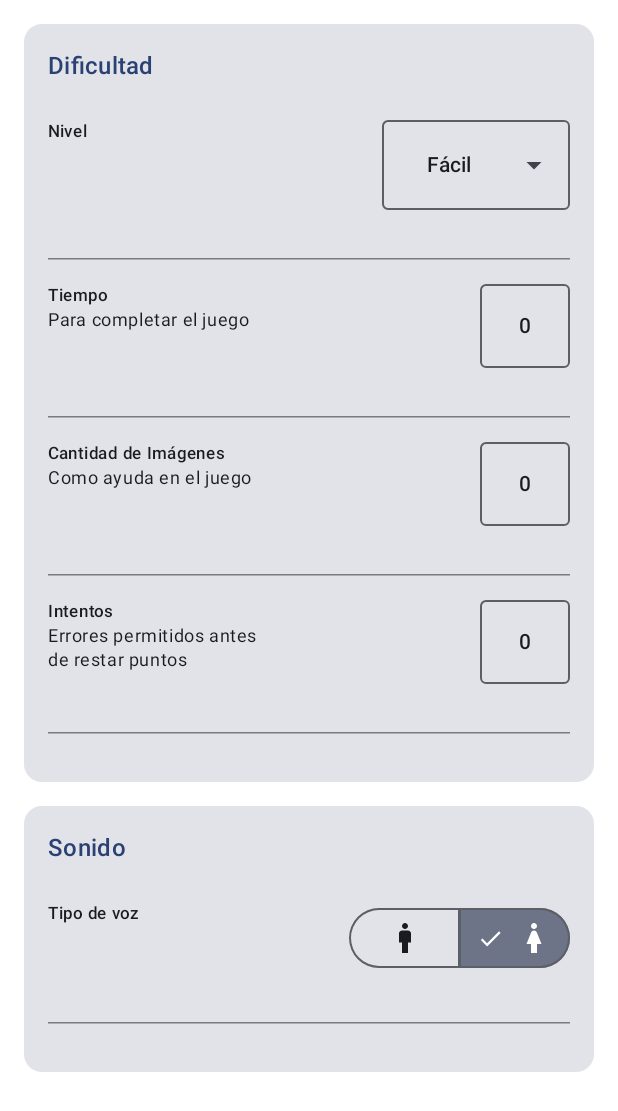
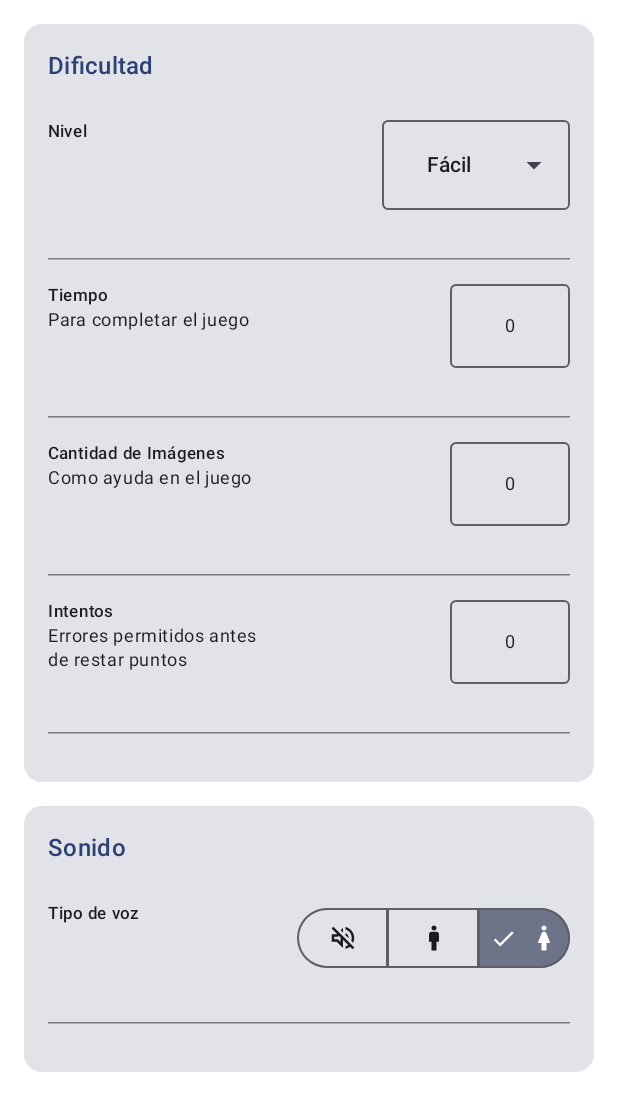
Before and after one commit to lautigc/juego-limpieza-caballo-CEDICA, an Android app built with Jetpack Compose: the @Preview function UserSettingScreenPreview, on a phone screen of 412 x 824 dp. Shown: the top 1111 px of the screen. Run offline under Robolectric (Android 15) with nearby library versions, the phone set to English and light mode, and no system bars.

Commit message:
Fix: Se corrige error en el error text de NumberField. Con fillMaxWidth la alinceacion se mantiene. Refactor: Se simplifica la API de dropdown menu proporcionando un nuevo composable que maneja el estado. Add: Se agrega la opción NONE/deshabilitado para la elección de voz en configuración y se integra a la IU

```diff
--- a/app/src/main/java/com/cedica/cedica/data/configuration/ConfigurationModel.kt
+++ b/app/src/main/java/com/cedica/cedica/data/configuration/ConfigurationModel.kt
@@ -2,7 +2,8 @@ package com.cedica.cedica.data.configuration
 
 enum class VoiceType {
     MALE,
-    FEMALE
+    FEMALE,
+    NONE
 }
 
 enum class DifficultyLevel(private val stringRepresentation: String) {
--- a/app/src/main/java/com/cedica/cedica/ui/profile/configuration/UserSettingScreen.kt
+++ b/app/src/main/java/com/cedica/cedica/ui/profile/configuration/UserSettingScreen.kt
@@ -3,11 +3,14 @@ package com.cedica.cedica.ui.profile.configuration
 import androidx.compose.foundation.layout.Arrangement
 import androidx.compose.foundation.layout.Column
 import androidx.compose.foundation.layout.fillMaxSize
+import androidx.compose.foundation.layout.fillMaxWidth
 import androidx.compose.foundation.layout.padding
+import androidx.compose.foundation.layout.size
 import androidx.compose.foundation.layout.width
 import androidx.compose.foundation.lazy.LazyColumn
 import androidx.compose.foundation.text.KeyboardOptions
 import androidx.compose.material.icons.Icons
+import androidx.compose.material.icons.automirrored.outlined.VolumeOff
 import androidx.compose.material.icons.outlined.Man
 import androidx.compose.material.icons.outlined.Woman
 import androidx.compose.material3.ExperimentalMaterial3Api
@@ -43,6 +46,7 @@ import com.cedica.cedica.data.configuration.VoiceType
 import com.cedica.cedica.ui.AppViewModelProvider
 import com.cedica.cedica.ui.theme.CedicaTheme
 import com.cedica.cedica.ui.utils.composables.SelectableDropdownMenu
+import com.cedica.cedica.ui.utils.composables.StatefulSelectableDropdownMenu
 
 /**
  * Pantalla de configuración de usuario.
@@ -171,6 +175,7 @@ private fun DifficultySettingSection(
                         time.onChange(time.toInput(value, String::toInt, 0))
                         onChangeConfiguration()
                     },
+                    horizontalAligment = Alignment.End,
                     hasError = time.hasError,
                     supportText = time.errorText
                 )
@@ -187,6 +192,7 @@ private fun DifficultySettingSection(
                         imageCount.onChange(imageCount.toInput(value, String::toInt, 0))
                         onChangeConfiguration()
                     },
+                    horizontalAligment = Alignment.End,
                     hasError = imageCount.hasError,
                     supportText = imageCount.errorText,
                 )
@@ -230,19 +236,11 @@ fun LevelSelector(
     level: InputField<DifficultyLevel>,
     onChangeConfiguration: () -> Unit
 ) {
-    var expanded by remember { mutableStateOf(false) }
     val optionsDropdown = DifficultyLevel.entries.toList()
 
-    SelectableDropdownMenu(
+    StatefulSelectableDropdownMenu(
         options = optionsDropdown,
-        expanded = expanded,
         selectedOption = level.input,
-        onExpandedChange = {
-            expanded = !expanded
-        },
-        onCollapse = {
-            expanded = false
-        },
         onSelectedText = {
             level.onChange(DifficultyLevel.toDifficultyLevel(it))
             onChangeConfiguration()
@@ -260,10 +258,11 @@ fun LevelSelector(
 fun VoiceSelector(
     voice: InputField<VoiceType>,
     onChangeConfiguration: () -> Unit = {},
-    modifier: Modifier = Modifier) {
-
+    modifier: Modifier = Modifier
+) {
     var selectedIndex by rememberSaveable { mutableIntStateOf(0) }
     val options = listOf(
+        Triple("Deshabilitado", Icons.AutoMirrored.Outlined.VolumeOff, VoiceType.NONE),
         Triple(stringResource(R.string.man_voice_option_title), Icons.Outlined.Man, VoiceType.MALE),
         Triple(stringResource(R.string.woman_voice_option_title), Icons.Outlined.Woman, VoiceType.FEMALE),
     )
@@ -271,7 +270,7 @@ fun VoiceSelector(
     selectedIndex = options.indexOfFirst { it.third == voice.input }
 
     SingleChoiceSegmentedButtonRow(modifier = modifier) {
-        options.forEachIndexed { index, pair ->
+        options.forEachIndexed { index, triple ->
             SegmentedButton(
                 shape = SegmentedButtonDefaults.itemShape(
                     index = index,
@@ -283,16 +282,23 @@ fun VoiceSelector(
                     onChangeConfiguration()
                 },
                 selected = index == selectedIndex,
-                label =
-                {
-                    Column {
-                        Icon(imageVector = pair.second, contentDescription = null)
+                label = {
+                    Column(
+                        horizontalAlignment = Alignment.CenterHorizontally
+                    ) {
+                        Icon(
+                            imageVector = triple.second,
+                            contentDescription = null,
+                            modifier = Modifier.size(20.dp) // Ajusta el tamaño del icono si es necesario
+                        )
                     }
-                }
+                },
+                modifier = Modifier.weight(1f)
             )
         }
     }
 }
+
 
 @Preview(showBackground = true)
 @Composable
@@ -303,7 +309,7 @@ fun UserSettingScreenPreview() {
             level = InputField(DifficultyLevel.EASY),
             time = NumberField(rangeStart = 0, rangeEnd = Int.MAX_VALUE, initialValue = 0),
             imageCount = NumberField(rangeStart = 0, rangeEnd = 5, initialValue = 0),
-            tryCount = NumberField(rangeStart = 0, rangeEnd = Int.MAX_VALUE, initialValue = 0),
+            tryCount = NumberField(rangeStart = 0, rangeEnd = 10, initialValue = 0),
             voice = InputField(VoiceType.FEMALE)
         ),
         onSave = {},
@@ -325,31 +331,33 @@ fun NumberInput(
     onValueChange: (String) -> Unit,
     supportText: String = "",
     hasError: Boolean = false,
+    horizontalAligment: Alignment.Horizontal = Alignment.End,
     modifier: Modifier = Modifier,
 ) {
     Column(
-        modifier = modifier,
-        horizontalAlignment = Alignment.CenterHorizontally,
+        modifier = modifier.fillMaxWidth(),
+        horizontalAlignment = horizontalAligment,
     ) {
         OutlinedTextField(
             value = selectedValue,
             onValueChange = onValueChange,
             keyboardOptions = KeyboardOptions(keyboardType = KeyboardType.Number),
-            modifier = Modifier.width(60.dp),
+            modifier = Modifier.width(80.dp),
             isError = hasError,
-            textStyle = MaterialTheme.typography.labelLarge.copy(textAlign = TextAlign.Center),
+            //supportingText = { if (hasError) Text(text = supportText) },
+            textStyle = MaterialTheme.typography.bodySmall.copy(textAlign = TextAlign.Center),
             singleLine = true,
         )
-
         if (hasError) {
             Text(
                 text = supportText,
-                maxLines = 2,
+                color = MaterialTheme.colorScheme.error,
                 style = MaterialTheme.typography.labelSmall,
-                color = MaterialTheme.colorScheme.error,
+                textAlign = TextAlign.Center
             )
         }
     }
+
 }
 
 @Preview(showBackground = true)
--- a/app/src/main/java/com/cedica/cedica/ui/utils/composables/SelectableDropdownMenu.kt
+++ b/app/src/main/java/com/cedica/cedica/ui/utils/composables/SelectableDropdownMenu.kt
@@ -1,6 +1,7 @@
 package com.cedica.cedica.ui.utils.composables
 
 import androidx.compose.foundation.layout.Column
+import androidx.compose.foundation.layout.fillMaxSize
 import androidx.compose.foundation.layout.height
 import androidx.compose.foundation.layout.width
 import androidx.compose.material3.DropdownMenuItem
@@ -11,9 +12,15 @@ import androidx.compose.material3.MaterialTheme
 import androidx.compose.material3.OutlinedTextField
 import androidx.compose.material3.Text
 import androidx.compose.runtime.Composable
+import androidx.compose.runtime.getValue
+import androidx.compose.runtime.mutableStateOf
+import androidx.compose.runtime.saveable.rememberSaveable
+import androidx.compose.runtime.setValue
 import androidx.compose.ui.Modifier
 import androidx.compose.ui.text.style.TextAlign
+import androidx.compose.ui.tooling.preview.Preview
 import androidx.compose.ui.unit.dp
+import com.cedica.cedica.ui.theme.CedicaTheme
 
 /**
  * Dropdown option selector.
@@ -39,6 +46,7 @@ fun <T> SelectableDropdownMenu(
     onSelectedText: (selected: String) -> Unit,
     modifier: Modifier = Modifier
 ) {
+
     Column(
         modifier = modifier
     ) {
@@ -77,3 +85,50 @@ fun <T> SelectableDropdownMenu(
         }
     }
 }
+
+/**
+ * This dropdown menu manages the state of the menu and the selected option.
+ *
+ * @param T type of the options
+ * @param options list of selectable options
+ * @param selectedOption selected option
+ * @param onSelectedText function executed when a new option is selected
+ * @param modifier menu modifier
+ */
+@OptIn(ExperimentalMaterial3Api::class)
+@Composable
+fun <T> StatefulSelectableDropdownMenu(
+    options: List<T> = emptyList(),
+    selectedOption: T,
+    onSelectedText: (selected: String) -> Unit,
+    modifier: Modifier = Modifier
+) {
+    var expanded by rememberSaveable { mutableStateOf(false) }
+
+    SelectableDropdownMenu(
+        options = options,
+        expanded = expanded,
+        selectedOption = selectedOption,
+        onExpandedChange = { expanded = !expanded },
+        onCollapse = { expanded = false },
+        onSelectedText = onSelectedText,
+    )
+}
+
+@OptIn(ExperimentalMaterial3Api::class)
+@Preview(showBackground = true)
+@Composable
+fun PreviewStatefulSelectableDropdownMenu() {
+    val options = listOf("Option 1", "Option 2", "Option 3")
+    var selectedOption by rememberSaveable { mutableStateOf(options.first()) }
+
+    CedicaTheme {
+        Column(modifier = Modifier.fillMaxSize()) {
+            StatefulSelectableDropdownMenu(
+                options = options,
+                selectedOption = selectedOption,
+                onSelectedText = { selectedOption = it }
+            )
+        }
+    }
+}
```
